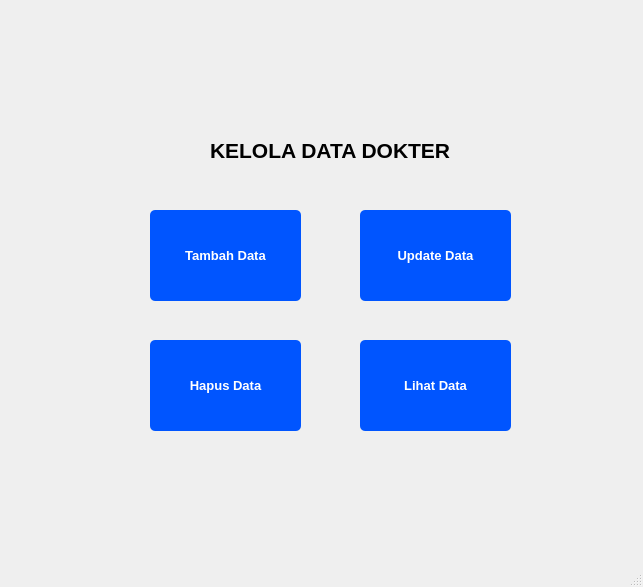
naylasalsdev-project/SudiKasusUAS, file kelola_dokter.ui: the form before one commit.
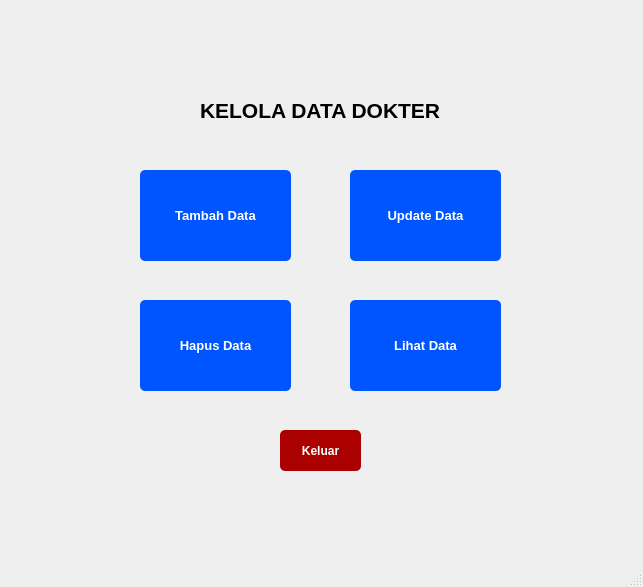
The form after the commit.

```diff
--- a/kelola_dokter.ui
+++ b/kelola_dokter.ui
@@ -17,8 +17,8 @@
    <widget class="QLabel" name="label">
     <property name="geometry">
      <rect>
-      <x>210</x>
-      <y>130</y>
+      <x>200</x>
+      <y>90</y>
       <width>261</width>
       <height>41</height>
      </rect>
@@ -37,8 +37,8 @@
    <widget class="QPushButton" name="pushButton_3">
     <property name="geometry">
      <rect>
-      <x>360</x>
-      <y>210</y>
+      <x>350</x>
+      <y>170</y>
       <width>151</width>
       <height>91</height>
      </rect>
@@ -65,8 +65,8 @@
    <widget class="QPushButton" name="pushButton_2">
     <property name="geometry">
      <rect>
-      <x>150</x>
-      <y>210</y>
+      <x>140</x>
+      <y>170</y>
       <width>151</width>
       <height>91</height>
      </rect>
@@ -93,8 +93,8 @@
    <widget class="QPushButton" name="pushButton_4">
     <property name="geometry">
      <rect>
-      <x>150</x>
-      <y>340</y>
+      <x>140</x>
+      <y>300</y>
       <width>151</width>
       <height>91</height>
      </rect>
@@ -121,8 +121,8 @@
    <widget class="QPushButton" name="pushButton_5">
     <property name="geometry">
      <rect>
-      <x>360</x>
-      <y>340</y>
+      <x>350</x>
+      <y>300</y>
       <width>151</width>
       <height>91</height>
      </rect>
@@ -146,6 +146,34 @@
      <string>Lihat Data</string>
     </property>
    </widget>
+   <widget class="QPushButton" name="pushButton_6">
+    <property name="geometry">
+     <rect>
+      <x>280</x>
+      <y>430</y>
+      <width>81</width>
+      <height>41</height>
+     </rect>
+    </property>
+    <property name="font">
+     <font>
+      <pointsize>9</pointsize>
+      <weight>75</weight>
+      <bold>true</bold>
+     </font>
+    </property>
+    <property name="styleSheet">
+     <string notr="true">QPushButton {
+    background-color: rgb(170, 0, 0);
+    color: white;
+    border-radius: 5px;   
+    padding: 6px;           
+}</string>
+    </property>
+    <property name="text">
+     <string>Keluar</string>
+    </property>
+   </widget>
   </widget>
   <widget class="QMenuBar" name="menubar">
    <property name="geometry">
```
